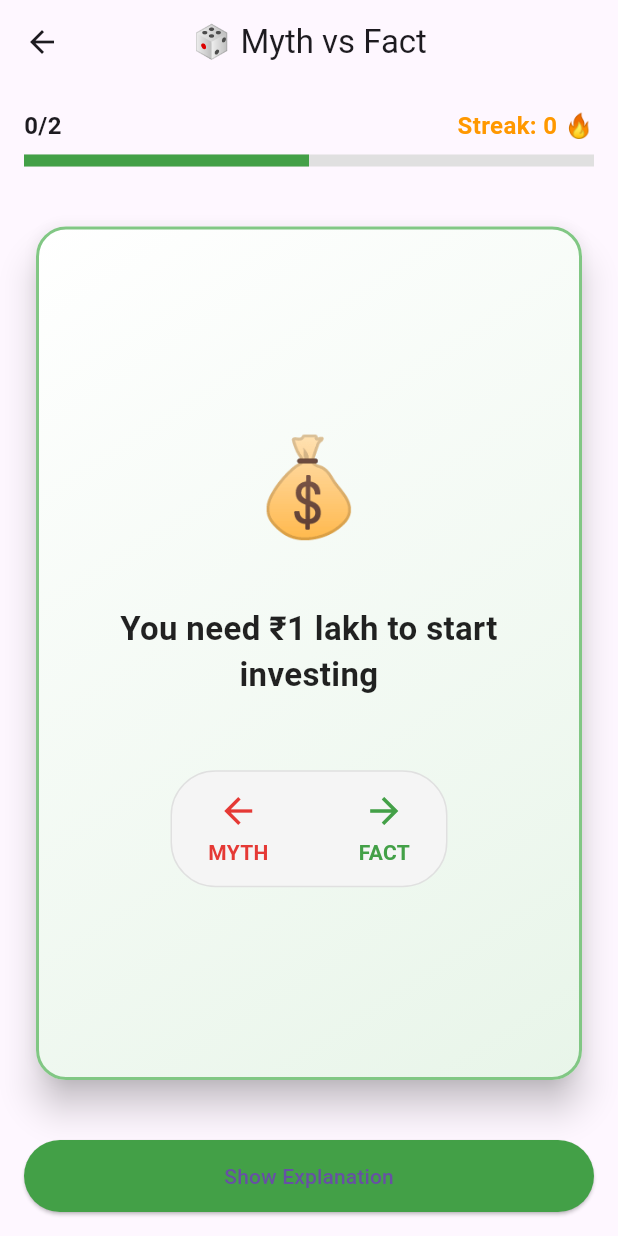
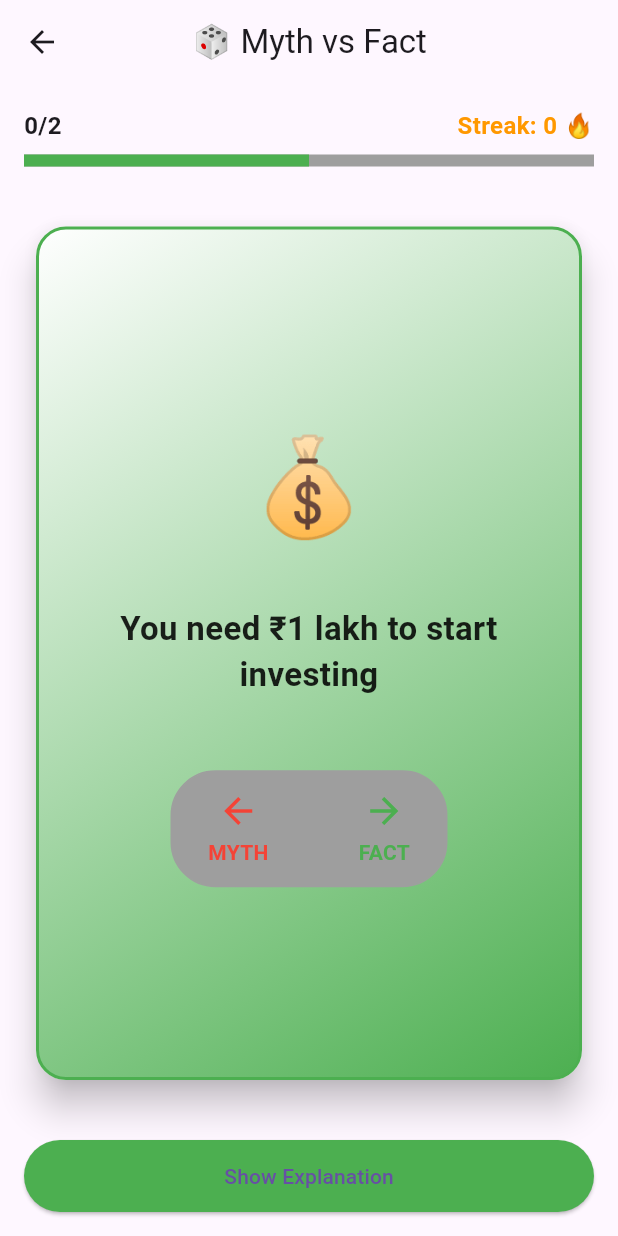
Before and after one commit to rahultkadam/flutter_hackathon, a Flutter app: the MythFactScreen screen opened directly, after a tap on "Start Game", on a phone screen of 412 x 824 dp. Run offline on Flutter 3.47's test engine with Material 3 defaults, Android fonts, the phone set to English and light mode, and no system bars; our stand-ins replace flutter_tts, share_plus, shared_preferences, speech_to_text; accounts and stored records are empty; network calls fail.

Commit message:
app version 3 - feat(chat): enhance messaging UI with WhatsApp-like behavior and improved content handling
  Implement send/mic button toggle
  Add clear chat feature in the app bar
  Remove response reference numbers
  Support bold text formatting
  Add dynamic follow-up suggestions
  Provide audio listen feature without emojis
  Improve myth vs fact card transitions

```diff
--- a/lib/providers/myth_fact_provider.dart
+++ b/lib/providers/myth_fact_provider.dart
@@ -23,7 +23,7 @@ class MythFactProvider extends ChangeNotifier {
   List<MythFactStatement> get currentStatements => _currentStatements;
   int get currentStatementIndex => _currentStatementIndex;
   MythFactStatement? get currentStatement =>
-      (_currentStatementIndex < _currentStatements.length)
+      (_currentStatementIndex < _currentStatements.length && _currentStatements.isNotEmpty)
           ? _currentStatements[_currentStatementIndex]
           : null;
 
@@ -37,6 +37,12 @@ class MythFactProvider extends ChangeNotifier {
 
   void setUserProfile(UserProfile? profile) {
     _userProfile = profile;
+    notifyListeners();
+  }
+
+  void preloadMyths(List<MythFactStatement> myths) {
+    _currentStatements = myths;
+    notifyListeners();
   }
 
   Future<void> startGame() async {
@@ -46,20 +52,26 @@ class MythFactProvider extends ChangeNotifier {
     notifyListeners();
 
     try {
+      await _loadGameData();
+
+      if (_currentStatements.isEmpty) {
         _currentStatements = await _perplexityService.generateMythFactStatements(
           _userProfile!,
           20,
         );
+      }
 
       _currentStatementIndex = 0;
       _correctAnswers = 0;
+      _streak = 0;
       _userAnswers = [];
       _isGameActive = true;
     } catch (e) {
       print('Error starting game: $e');
-      _currentStatements = []; // reset to empty if failure
+      _currentStatements = [];
       _isGameActive = false;
     }
+
     _isLoading = false;
     notifyListeners();
   }
@@ -68,8 +80,9 @@ class MythFactProvider extends ChangeNotifier {
     return userSwipedRight == statement.isFact;
   }
 
+  // FIX #7: Proper card advancement logic
   void processAnswer(bool isCorrect) {
-    if (!_isGameActive) return;
+    if (!_isGameActive || _currentStatements.isEmpty) return;
 
     _userAnswers.add(isCorrect);
 
@@ -83,11 +96,12 @@ class MythFactProvider extends ChangeNotifier {
       _streak = 0;
     }
 
-    // Advance index and notify UI properly
+    // CRITICAL: Advance index BEFORE notifyListeners
     if (_currentStatementIndex < _currentStatements.length - 1) {
       _currentStatementIndex++;
       notifyListeners();
     } else {
+      _isGameActive = false;
       endGame();
     }
   }
@@ -98,7 +112,7 @@ class MythFactProvider extends ChangeNotifier {
     final result = MythFactGameResult(
       correctAnswers: _correctAnswers,
       totalQuestions: _currentStatements.length,
-      currentStreak: _streak,
+      currentStreak: _maxStreak,
       completedDate: DateTime.now(),
       answers: _userAnswers,
     );
@@ -110,22 +124,27 @@ class MythFactProvider extends ChangeNotifier {
   }
 
   Future<void> _saveGameData() async {
+    try {
       final prefs = await SharedPreferences.getInstance();
-
-    final resultsJson =
-    _gameResults.map((r) => jsonEncode(r.toJson())).toList();
+      final resultsJson = _gameResults.map((r) => jsonEncode(r.toJson())).toList();
       await prefs.setStringList('mythfact_results', resultsJson);
       await prefs.setInt('mythfact_max_streak', _maxStreak);
+    } catch (e) {
+      print('Error saving game data: $e');
+    }
   }
 
   Future<void> _loadGameData() async {
+    try {
       final prefs = await SharedPreferences.getInstance();
-
       final resultsJson = prefs.getStringList('mythfact_results') ?? [];
       _gameResults = resultsJson
           .map((r) => MythFactGameResult.fromJson(jsonDecode(r)))
           .toList();
       _maxStreak = prefs.getInt('mythfact_max_streak') ?? 0;
+    } catch (e) {
+      print('Error loading game data: $e');
+    }
   }
 
   void resetGame() {
--- a/lib/screens/myth_fact_screen.dart
+++ b/lib/screens/myth_fact_screen.dart
@@ -1,7 +1,5 @@
 import 'package:flutter/material.dart';
 import 'package:provider/provider.dart';
-import 'package:share_plus/share_plus.dart';
-
 import '../providers/myth_fact_provider.dart';
 import '../widgets/swipeable_card.dart';
 
@@ -49,7 +47,10 @@ class _MythFactScreenState extends State<MythFactScreen> {
                 SizedBox(height: 16),
                 Text(
                   'Myth vs Fact',
-                  style: TextStyle(fontSize: 28, fontWeight: FontWeight.bold, color: Colors.black87),
+                  style: TextStyle(
+                      fontSize: 28,
+                      fontWeight: FontWeight.bold,
+                      color: Colors.black87),
                 ),
                 SizedBox(height: 8),
                 Text(
@@ -77,8 +78,10 @@ class _MythFactScreenState extends State<MythFactScreen> {
                   Row(
                     mainAxisAlignment: MainAxisAlignment.spaceAround,
                     children: [
-                      _statItem('🔥 Max Streak', '${mythFactProvider.maxStreak}', 'correct'),
-                      _statItem('🎮 Games', '${mythFactProvider.gameResults.length}', 'played'),
+                      _statItem('🔥 Max Streak', '${mythFactProvider.maxStreak}',
+                          'correct'),
+                      _statItem('🎮 Games',
+                          '${mythFactProvider.gameResults.length}', 'played'),
                       _statItem(
                         '🎯 Best',
                         mythFactProvider.gameResults.isNotEmpty
@@ -96,22 +99,29 @@ class _MythFactScreenState extends State<MythFactScreen> {
           Container(
             padding: const EdgeInsets.all(16),
             decoration: BoxDecoration(
-              color: Colors.blue[50],
+              color: Colors.blue,
               borderRadius: BorderRadius.circular(12),
-              border: Border.all(color: Colors.blue[200]!),
+              border: Border.all(color: Colors.blue!),
             ),
             child: Column(
               crossAxisAlignment: CrossAxisAlignment.start,
               children: const [
                 Text(
                   '📖 How to Play',
-                  style: TextStyle(fontSize: 14, fontWeight: FontWeight.bold, color: Colors.blue),
+                  style: TextStyle(
+                      fontSize: 14,
+                      fontWeight: FontWeight.bold,
+                      color: Colors.blue),
                 ),
                 SizedBox(height: 12),
-                Text('• Swipe RIGHT if you think it\'s a FACT', style: TextStyle(fontSize: 12)),
-                Text('• Swipe LEFT if you think it\'s a MYTH', style: TextStyle(fontSize: 12)),
-                Text('• Learn the explanation after each card', style: TextStyle(fontSize: 12)),
-                Text('• Build your streak with correct answers', style: TextStyle(fontSize: 12)),
+                Text('• Swipe RIGHT if you think it\'s a FACT',
+                    style: TextStyle(fontSize: 12)),
+                Text('• Swipe LEFT if you think it\'s a MYTH',
+                    style: TextStyle(fontSize: 12)),
+                Text('• Learn the explanation after each card',
+                    style: TextStyle(fontSize: 12)),
+                Text('• Build your streak with correct answers',
+                    style: TextStyle(fontSize: 12)),
               ],
             ),
           ),
@@ -131,16 +141,19 @@ class _MythFactScreenState extends State<MythFactScreen> {
                   ? const SizedBox(
                 width: 20,
                 height: 20,
-                child: CircularProgressIndicator(strokeWidth: 2, color: Colors.white),
+                child: CircularProgressIndicator(
+                    strokeWidth: 2, color: Colors.white),
               )
                   : const Icon(Icons.play_arrow),
               label: Text(
-                mythFactProvider.isLoading ? 'Generating Statements...' : 'Start Game',
+                mythFactProvider.isLoading
+                    ? 'Generating Statements...'
+                    : 'Start Game',
                 style: const TextStyle(fontSize: 16),
               ),
               style: ElevatedButton.styleFrom(
                 padding: const EdgeInsets.symmetric(vertical: 16),
-                backgroundColor: Colors.green[600],
+                backgroundColor: Colors.green,
               ),
             ),
           ),
@@ -163,29 +176,38 @@ class _MythFactScreenState extends State<MythFactScreen> {
               Row(
                 mainAxisAlignment: MainAxisAlignment.spaceBetween,
                 children: [
-                  Text('${mythFactProvider.totalAnswered}/${mythFactProvider.currentStatements.length}',
-                      style: const TextStyle(fontWeight: FontWeight.bold, fontSize: 16)),
+                  Text(
+                      '${mythFactProvider.totalAnswered}/${mythFactProvider.currentStatements.length}',
+                      style:
+                      const TextStyle(fontWeight: FontWeight.bold, fontSize: 16)),
                   Text(
                     'Streak: ${mythFactProvider.streak} 🔥',
-                    style: const TextStyle(color: Colors.orange, fontWeight: FontWeight.bold, fontSize: 16),
+                    style: const TextStyle(
+                        color: Colors.orange,
+                        fontWeight: FontWeight.bold,
+                        fontSize: 16),
                   ),
                 ],
               ),
               const SizedBox(height: 8),
               LinearProgressIndicator(
-                value: (mythFactProvider.totalAnswered + 1) / mythFactProvider.currentStatements.length,
-                color: Colors.green[600],
-                backgroundColor: Colors.grey[300],
+                value: (mythFactProvider.totalAnswered + 1) /
+                    mythFactProvider.currentStatements.length,
+                color: Colors.green,
+                backgroundColor: Colors.grey,
                 minHeight: 8,
               ),
             ],
           ),
         ),
         Expanded(
+          // FIX #7: Add unique key to force widget rebuild
           child: SwipeableCard(
+            key: ValueKey(currentStatement.id), // CRITICAL: Unique key
             statement: currentStatement,
             onSwipe: (swipedRight) {
-              final isCorrect = mythFactProvider.isAnswerCorrect(currentStatement, swipedRight);
+              final isCorrect =
+              mythFactProvider.isAnswerCorrect(currentStatement, swipedRight);
               mythFactProvider.processAnswer(isCorrect);
               if (mythFactProvider.currentStatement != null) {
                 setState(() {
@@ -202,9 +224,9 @@ class _MythFactScreenState extends State<MythFactScreen> {
             child: Container(
               padding: const EdgeInsets.all(12),
               decoration: BoxDecoration(
-                color: Colors.blue[50],
+                color: Colors.blue,
                 borderRadius: BorderRadius.circular(8),
-                border: Border.all(color: Colors.blue[200]!),
+                border: Border.all(color: Colors.blue!),
               ),
               child: Column(
                 crossAxisAlignment: CrossAxisAlignment.start,
@@ -213,14 +235,17 @@ class _MythFactScreenState extends State<MythFactScreen> {
                     'This is a ${currentStatement.isFact ? 'FACT ✓' : 'MYTH ✗'}',
                     style: TextStyle(
                       fontWeight: FontWeight.bold,
-                      color: currentStatement.isFact ? Colors.green[700] : Colors.red[700],
+                      color: currentStatement.isFact
+                          ? Colors.green
+                          : Colors.red,
                       fontSize: 16,
                     ),
                   ),
                   const SizedBox(height: 8),
                   Text(
                     currentStatement.explanation,
-                    style: const TextStyle(fontSize: 14, color: Colors.black87, height: 1.4),
+                    style: const TextStyle(
+                        fontSize: 14, color: Colors.black87, height: 1.4),
                   ),
                 ],
               ),
@@ -239,7 +264,7 @@ class _MythFactScreenState extends State<MythFactScreen> {
                 },
                 child: const Text('Show Explanation'),
                 style: ElevatedButton.styleFrom(
-                  backgroundColor: Colors.green[600],
+                  backgroundColor: Colors.green,
                   padding: const EdgeInsets.symmetric(vertical: 14),
                 ),
               ),
@@ -254,7 +279,8 @@ class _MythFactScreenState extends State<MythFactScreen> {
       children: [
         Text(label, style: const TextStyle(fontSize: 12, color: Colors.grey)),
         const SizedBox(height: 4),
-        Text(value, style: const TextStyle(fontSize: 22, fontWeight: FontWeight.bold)),
+        Text(value,
+            style: const TextStyle(fontSize: 22, fontWeight: FontWeight.bold)),
         Text(unit, style: const TextStyle(fontSize: 11, color: Colors.grey)),
       ],
     );
--- a/lib/services/perplexity_service.dart
+++ b/lib/services/perplexity_service.dart
@@ -90,6 +90,10 @@ Your responsibilities:
 6. Provide age and income-appropriate suggestions
 7. Never give personalized investment advice without disclaimers
 8. Encourage long-term thinking and diversification
+9. Users are from india so focus on indian finance.
+
+Note : Strictly stick to your roles and responsibilities and don't answer to any question other than finance.
+Send generic response if any other question is received.
 
 Response Format:
 - Start with an engaging emoji or short greeting
--- a/lib/widgets/swipeable_card.dart
+++ b/lib/widgets/swipeable_card.dart
@@ -87,12 +87,16 @@ class _SwipeableCardState extends State<SwipeableCard>
       });
     });
 
-    _animationController.forward();
+    _animationController.forward().then((_) {
+      _reset();
+    });
   }
 
   void _reset() {
-    _offset = Offset.zero;
-    _isDragging = false;
+    setState(() {
+      _offset = Offset.zero;
+      _isDragging = false;
+    });
     _animationController.reset();
   }
 
@@ -126,11 +130,11 @@ class _SwipeableCardState extends State<SwipeableCard>
                     end: Alignment.bottomRight,
                     colors: [
                       Colors.white,
-                      Colors.green[50]!,
+                      Colors.green!,
                     ],
                   ),
                   border: Border.all(
-                    color: Colors.green[300]!,
+                    color: Colors.green!,
                     width: 2,
                   ),
                 ),
@@ -157,9 +161,9 @@ class _SwipeableCardState extends State<SwipeableCard>
                     Container(
                       padding: const EdgeInsets.symmetric(horizontal: 24, vertical: 12),
                       decoration: BoxDecoration(
-                        color: Colors.grey[100],
+                        color: Colors.grey,
                         borderRadius: BorderRadius.circular(30),
-                        border: Border.all(color: Colors.grey[300]!),
+                        border: Border.all(color: Colors.grey!),
                       ),
                       child: Row(
                         mainAxisSize: MainAxisSize.min,
@@ -167,25 +171,25 @@ class _SwipeableCardState extends State<SwipeableCard>
                         children: [
                           Column(
                             children: [
-                              Icon(Icons.arrow_back, size: 28, color: Colors.red[600]),
+                              Icon(Icons.arrow_back, size: 28, color: Colors.red),
                               const SizedBox(height: 4),
                               Text('MYTH',
                                   style: TextStyle(
                                       fontSize: 14,
                                       fontWeight: FontWeight.bold,
-                                      color: Colors.red[600])),
+                                      color: Colors.red)),
                             ],
                           ),
                           const SizedBox(width: 60),
                           Column(
                             children: [
-                              Icon(Icons.arrow_forward, size: 28, color: Colors.green[600]),
+                              Icon(Icons.arrow_forward, size: 28, color: Colors.green),
                               const SizedBox(height: 4),
                               Text('FACT',
                                   style: TextStyle(
                                       fontSize: 14,
                                       fontWeight: FontWeight.bold,
-                                      color: Colors.green[600])),
+                                      color: Colors.green)),
                             ],
                           ),
                         ],
```
Also changed, not shown: lib/providers/chat_provider.dart (+5 -7 lines), lib/screens/chat_screen.dart (+71 -112 lines), lib/services/text_to_speech_service.dart (+31 -4 lines), lib/widgets/chat_bubble.dart (+87 -22 lines), lib/models/chat_features.dart (line endings or trailing spaces). Lines whose indentation alone changed are shown as unchanged.
